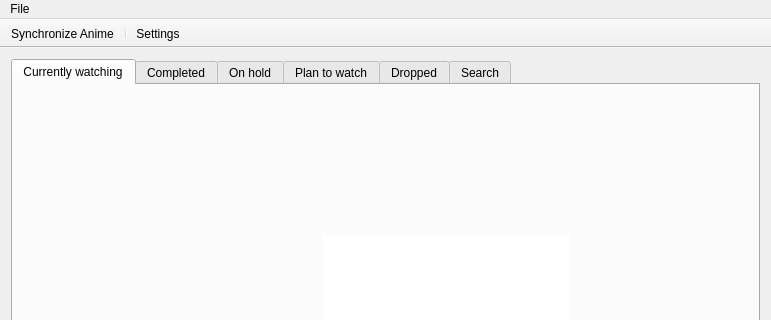
The window that src/ouroboros.ui (KasaiDot/Ouroboros) describes before a commit, drawn with Qt 5; both pictures show x 0 to 771 and y 0 to 320 of the 771 by 538 pixel window.
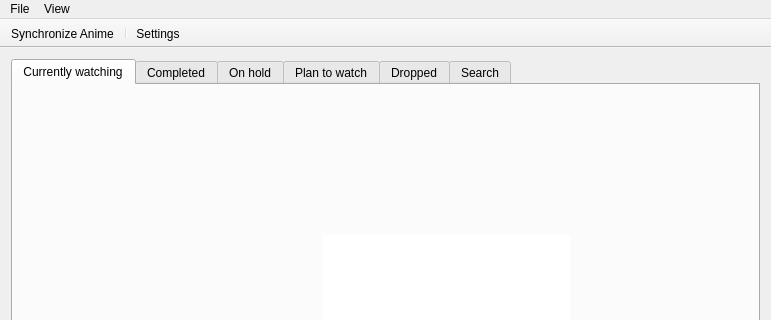
The same window after the commit. Icons and pictures are not drawn.

```diff
--- a/src/ouroboros.ui
+++ b/src/ouroboros.ui
@@ -584,10 +584,15 @@
      <bool>true</bool>
     </property>
     <addaction name="Action_Synchronize_Anime"/>
-    <addaction name="separator"/>
+   </widget>
+   <widget class="QMenu" name="menuView">
+    <property name="title">
+     <string>View</string>
+    </property>
     <addaction name="Action_ChangeSettings"/>
    </widget>
    <addaction name="menuFile"/>
+   <addaction name="menuView"/>
   </widget>
   <widget class="QToolBar" name="MainToolBar">
    <property name="contextMenuPolicy">
```
Left out of the diff: 7 changed lines with no effect on the pictures.
